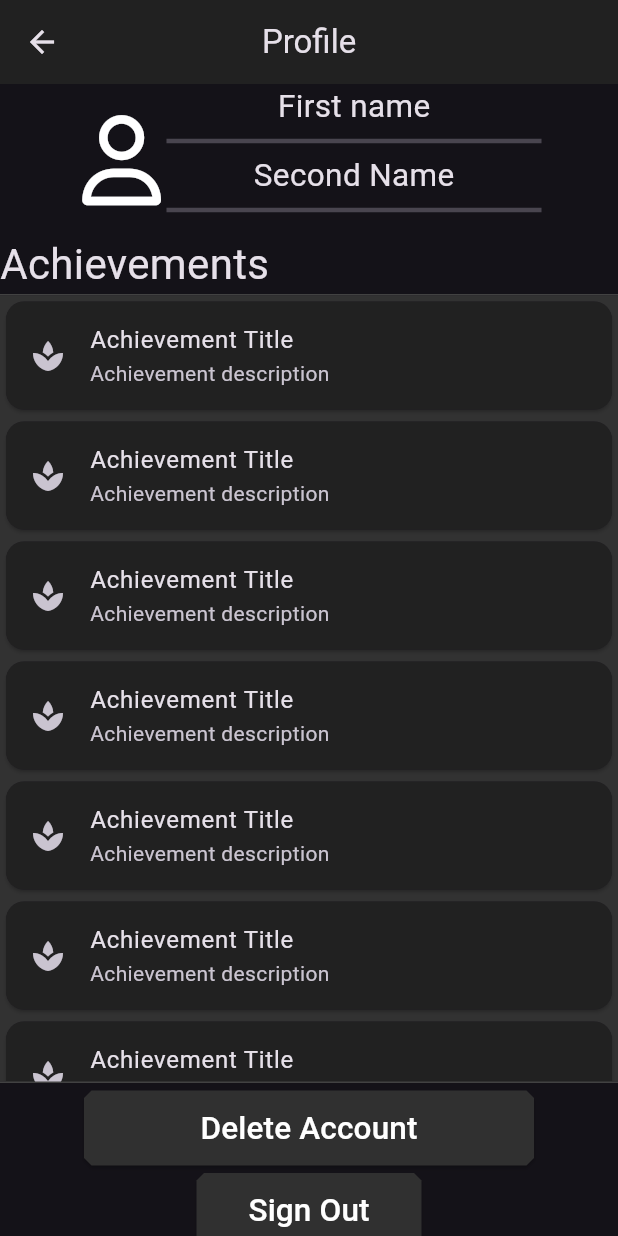
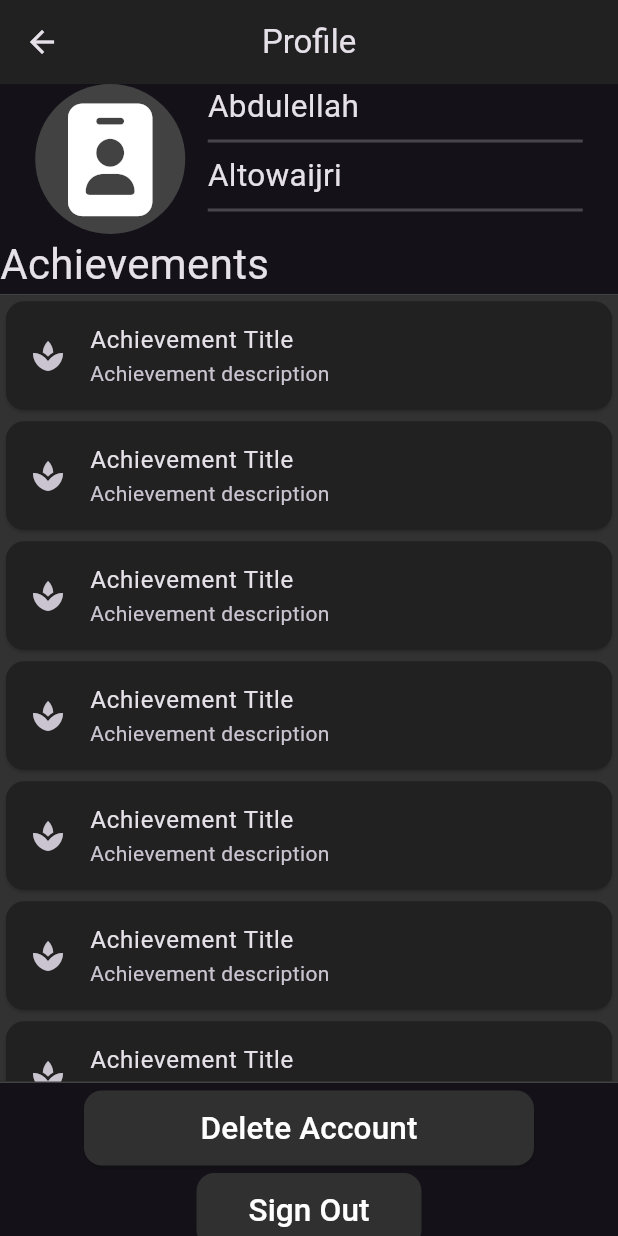
Before and after one commit to Parcelatl/QuizApp, a Flutter app: the ProfileScreen screen opened by its route, on a phone screen of 412 x 824 dp. Run offline on Flutter 3.47's test engine with Material 3 defaults, Android fonts, the phone set to English and light mode, and no system bars; our stand-ins replace firebase_auth, firebase_core, flutter_animation_progress_bar, font_awesome_flutter, google_fonts, google_sign_in and 1 more; accounts and stored records are empty; network calls fail.

Commit message:
changed default beveled

```diff
--- a/QuizApp/quizapp/lib/Profile/profile.dart
+++ b/QuizApp/quizapp/lib/Profile/profile.dart
@@ -19,25 +19,35 @@ class ProfileScreen extends StatelessWidget {
           Column(
             crossAxisAlignment: CrossAxisAlignment.stretch,
             children: [
-              const Row(
+              Row(
                 mainAxisAlignment: MainAxisAlignment.center,
                 children: [
-                  Icon(FontAwesomeIcons.user, size: 60),
-                  SizedBox(
+                  Container(
+                    height: 100,
+                    width: 100,
+                    clipBehavior: Clip.antiAlias,
+                    decoration: BoxDecoration(
+                        color: Colors.grey[800],
+                       shape: BoxShape.circle),
+                    child: const Icon(FontAwesomeIcons.solidIdBadge, size: 75),
+                  ),
+                  const SizedBox(width: 15),
+                  const SizedBox(
                     height: 100,
                     width: 250,
                     child: Column(
+                      crossAxisAlignment: CrossAxisAlignment.start,
                       children: [
                         Text(
-                          'First name',
+                          'Abdulellah',
                           textScaler: TextScaler.linear(1.5),
                         ),
-                        Divider(thickness: 3),
+                        Divider(thickness: 2),
                         Text(
-                          'Second Name',
+                          'Altowaijri',
                           textScaler: TextScaler.linear(1.5),
                         ),
-                        Divider(thickness: 3),
+                        Divider(thickness: 2),
                       ],
                     ),
                   ),
--- a/QuizApp/quizapp/lib/themes.dart
+++ b/QuizApp/quizapp/lib/themes.dart
@@ -8,7 +8,7 @@ var appTheme = ThemeData(
   ),
   elevatedButtonTheme: ElevatedButtonThemeData(
     style: ElevatedButton.styleFrom(
-      shape: BeveledRectangleBorder(borderRadius: BorderRadius.circular(5)),
+      shape: RoundedRectangleBorder(borderRadius: BorderRadius.circular(12)),
       backgroundColor: Colors.grey[850],
       foregroundColor: Colors.white,
     ),
```
